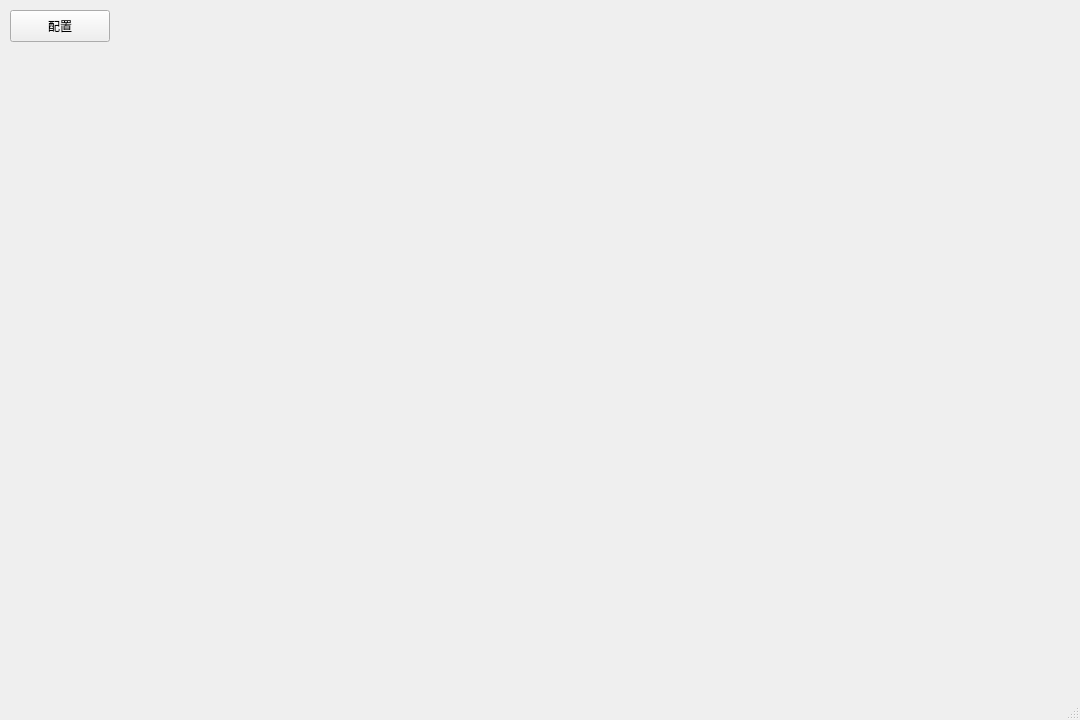
The window that form.ui (Jacobs12/EWVtuber) describes before a commit, drawn with Qt 5.
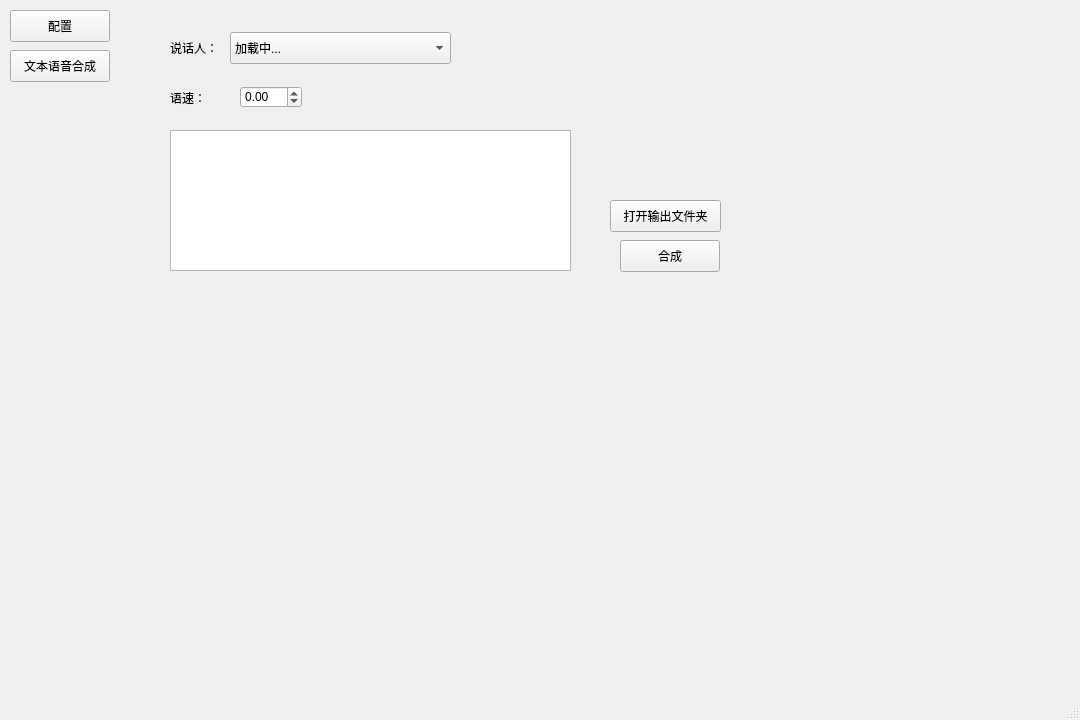
The same window after the commit. The open tabs and pages were chosen to show the change.

```diff
--- a/form.ui
+++ b/form.ui
@@ -287,7 +287,114 @@
       </property>
      </widget>
     </widget>
-    <widget class="QWidget" name="page_2"/>
+    <widget class="QWidget" name="page_2">
+     <widget class="QLabel" name="label_7">
+      <property name="geometry">
+       <rect>
+        <x>40</x>
+        <y>40</y>
+        <width>58</width>
+        <height>16</height>
+       </rect>
+      </property>
+      <property name="text">
+       <string>说话人：</string>
+      </property>
+     </widget>
+     <widget class="QComboBox" name="tts_speaker_box">
+      <property name="geometry">
+       <rect>
+        <x>100</x>
+        <y>32</y>
+        <width>221</width>
+        <height>32</height>
+       </rect>
+      </property>
+      <item>
+       <property name="text">
+        <string>加载中...</string>
+       </property>
+      </item>
+     </widget>
+     <widget class="QPushButton" name="tts_start_button">
+      <property name="geometry">
+       <rect>
+        <x>490</x>
+        <y>240</y>
+        <width>100</width>
+        <height>32</height>
+       </rect>
+      </property>
+      <property name="text">
+       <string>合成</string>
+      </property>
+     </widget>
+     <widget class="QLabel" name="label_8">
+      <property name="geometry">
+       <rect>
+        <x>40</x>
+        <y>90</y>
+        <width>58</width>
+        <height>16</height>
+       </rect>
+      </property>
+      <property name="text">
+       <string>语速：</string>
+      </property>
+     </widget>
+     <widget class="QDoubleSpinBox" name="tts_speed_box">
+      <property name="geometry">
+       <rect>
+        <x>110</x>
+        <y>86</y>
+        <width>62</width>
+        <height>22</height>
+       </rect>
+      </property>
+      <property name="minimum">
+       <double>-50.000000000000000</double>
+      </property>
+      <property name="maximum">
+       <double>999.990000000000009</double>
+      </property>
+     </widget>
+     <widget class="QTextEdit" name="tts_text_view">
+      <property name="geometry">
+       <rect>
+        <x>40</x>
+        <y>130</y>
+        <width>401</width>
+        <height>141</height>
+       </rect>
+      </property>
+     </widget>
+     <widget class="QPushButton" name="tts_folder_button">
+      <property name="geometry">
+       <rect>
+        <x>480</x>
+        <y>200</y>
+        <width>111</width>
+        <height>32</height>
+       </rect>
+      </property>
+      <property name="text">
+       <string>打开输出文件夹</string>
+      </property>
+     </widget>
+    </widget>
+   </widget>
+   <widget class="QPushButton" name="tab_tts_button">
+    <property name="geometry">
+     <rect>
+      <x>10</x>
+      <y>50</y>
+      <width>100</width>
+      <height>32</height>
+     </rect>
+    </property>
+    <property name="text">
+     <string>文本语音合成</string>
+    </property>
    </widget>
   </widget>
   <widget class="QMenuBar" name="menubar">
```
Left out of the diff: 5 changed lines with no effect on the pictures.
